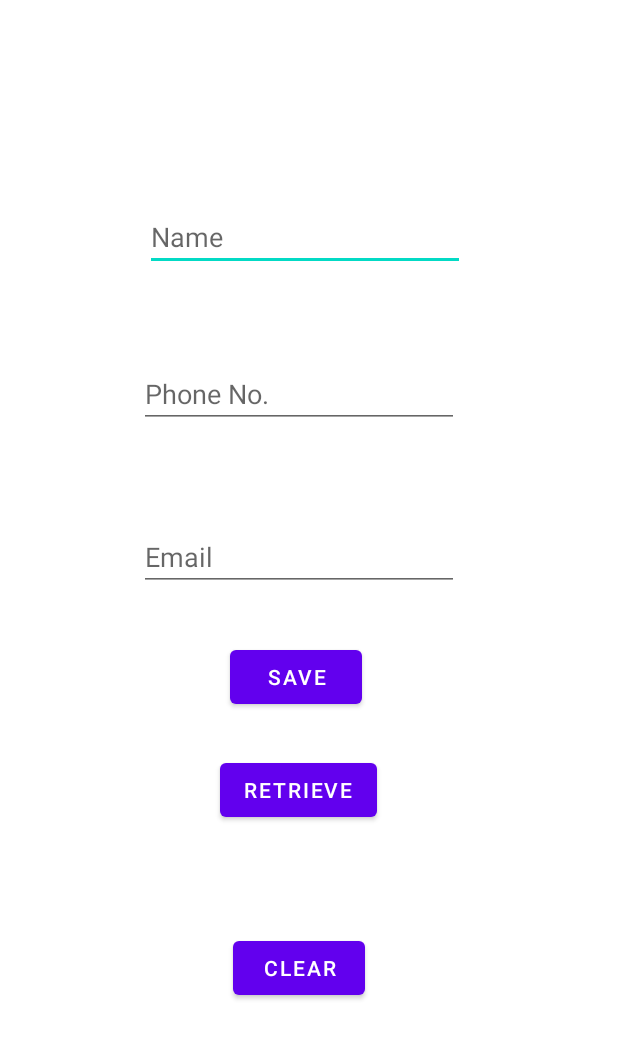
After one commit to Vijaya9418/Android, an Android app: the internal_storage screen opened directly, with no data from a screen before it, on a phone screen of 412 x 824 dp. The commit adds this screen. Shown: the top 1039 px of the screen. Run offline under Robolectric (Android 15) with nearby library versions, the phone set to English and light mode, and no system bars.

Commit message:
android class practicals done

```diff
--- /dev/null
+++ b/app/src/main/java/com/example/class_practicals/internal_storage.java
@@ -0,0 +1,87 @@
+package com.example.class_practicals;
+
+import androidx.appcompat.app.AppCompatActivity;
+
+import android.os.Bundle;
+import android.view.View;
+import android.widget.Button;
+import android.widget.TextView;
+import android.widget.Toast;
+
+import java.io.FileInputStream;
+import java.io.FileOutputStream;
+
+public class internal_storage extends AppCompatActivity {
+
+    TextView n,ph,em;
+    Button s,r,c;
+    String data;
+    private final String file="myFile";
+
+    @Override
+    protected void onCreate(Bundle savedInstanceState) {
+        super.onCreate(savedInstanceState);
+        setContentView(R.layout.activity_internal_storage);
+
+        n=findViewById(R.id.editTextTextPersonName);
+        ph=findViewById(R.id.editTextTextPersonName2);
+        em=findViewById(R.id.editTextTextPersonName3);
+        s=findViewById(R.id.button);
+        r=findViewById(R.id.button2);
+        c=findViewById(R.id.button3);
+
+        s.setOnClickListener(new View.OnClickListener() {
+            @Override
+            public void onClick(View v) {
+                data=n.getText().toString();
+                try {
+                    FileOutputStream fOut = openFileOutput(file,MODE_PRIVATE);
+                    fOut.write(data.getBytes());
+                    fOut.close();
+
+                }
+                catch(Exception e)
+                {
+                    e.printStackTrace();
+                }
+                Toast.makeText(getApplicationContext(), "Data Saved Successfully",Toast.LENGTH_LONG).show();
+            }
+        });
+
+        r.setOnClickListener(new View.OnClickListener() {
+            String s="";
+            @Override
+            public void onClick(View v) {
+                data=n.getText().toString();
+                try {
+                    FileInputStream fIn = openFileInput(file);
+                    int rd = 0;
+                    while((rd=fIn.read())!=-1){
+                        char c =(char)rd;
+                        s=s+c;
+                    }
+                    n.setText(s);
+                    fIn.close();
+                }
+                catch(Exception ae)
+                {
+                    ae.printStackTrace();
+                }
+                Toast.makeText(getApplicationContext(), "Data Retrieved Successfully",Toast.LENGTH_LONG).show();
+
+            }
+        });
+
+        c.setOnClickListener(new View.OnClickListener() {
+            String s=null;
+            @Override
+            public void onClick(View v) {
+
+                n.setText("");
+                ph.setText("");
+                em.setText("");
+            }
+        });
+
+    }
+}
--- a/app/src/main/res/layout/activity_fragment_mian.xml
+++ b/app/src/main/res/layout/activity_fragment_mian.xml
@@ -16,6 +16,7 @@
     </fragment>
 
     <fragment
+        android:layout_below="@id/f1"
         android:id="@+id/f2"
         android:layout_width="match_parent"
         android:layout_height="250dp"
--- /dev/null
+++ b/app/src/main/res/layout/activity_internal_storage.xml
@@ -0,0 +1,101 @@
+<?xml version="1.0" encoding="utf-8"?>
+<androidx.constraintlayout.widget.ConstraintLayout xmlns:android="http://schemas.android.com/apk/res/android"
+    xmlns:app="http://schemas.android.com/apk/res-auto"
+    xmlns:tools="http://schemas.android.com/tools"
+    android:layout_width="match_parent"
+    android:layout_height="match_parent"
+    tools:context=".internal_storage">
+
+    <EditText
+        android:id="@+id/editTextTextPersonName"
+        android:layout_width="wrap_content"
+        android:layout_height="wrap_content"
+        android:layout_marginStart="98dp"
+        android:layout_marginLeft="98dp"
+        android:layout_marginTop="135dp"
+        android:layout_marginEnd="103dp"
+        android:layout_marginRight="103dp"
+        android:ems="10"
+        android:hint="Name "
+        android:inputType="textPersonName"
+        app:layout_constraintEnd_toEndOf="parent"
+        app:layout_constraintStart_toStartOf="parent"
+        app:layout_constraintTop_toTopOf="parent" />
+
+    <EditText
+        android:id="@+id/editTextTextPersonName2"
+        android:layout_width="wrap_content"
+        android:layout_height="wrap_content"
+        android:layout_marginStart="94dp"
+        android:layout_marginLeft="94dp"
+        android:layout_marginTop="59dp"
+        android:layout_marginEnd="107dp"
+        android:layout_marginRight="107dp"
+        android:ems="10"
+        android:hint="Phone No."
+        android:inputType="textPersonName"
+        app:layout_constraintEnd_toEndOf="parent"
+        app:layout_constraintStart_toStartOf="parent"
+        app:layout_constraintTop_toBottomOf="@+id/editTextTextPersonName" />
+
+    <EditText
+        android:id="@+id/editTextTextPersonName3"
+        android:layout_width="wrap_content"
+        android:layout_height="wrap_content"
+        android:layout_marginStart="94dp"
+        android:layout_marginLeft="94dp"
+        android:layout_marginTop="63dp"
+        android:layout_marginEnd="107dp"
+        android:layout_marginRight="107dp"
+        android:ems="10"
+        android:hint="Email"
+        android:inputType="textPersonName"
+        app:layout_constraintEnd_toEndOf="parent"
+        app:layout_constraintStart_toStartOf="parent"
+        app:layout_constraintTop_toBottomOf="@+id/editTextTextPersonName2" />
+
+    <Button
+        android:id="@+id/button"
+        android:layout_width="wrap_content"
+        android:layout_height="wrap_content"
+        android:layout_marginStart="150dp"
+        android:layout_marginLeft="150dp"
+        android:layout_marginTop="33dp"
+        android:layout_marginEnd="168dp"
+        android:layout_marginRight="168dp"
+        android:text="Save"
+        app:layout_constraintEnd_toEndOf="parent"
+        app:layout_constraintStart_toStartOf="parent"
+        app:layout_constraintTop_toBottomOf="@+id/editTextTextPersonName3" />
+
+    <Button
+        android:id="@+id/button2"
+        android:layout_width="wrap_content"
+        android:layout_height="wrap_content"
+        android:layout_marginStart="152dp"
+        android:layout_marginLeft="152dp"
+        android:layout_marginTop="27dp"
+        android:layout_marginEnd="166dp"
+        android:layout_marginRight="166dp"
+        android:text="Retrieve"
+        app:layout_constraintEnd_toEndOf="parent"
+        app:layout_constraintStart_toStartOf="parent"
+        app:layout_constraintTop_toBottomOf="@+id/button" />
+
+    <Button
+        android:id="@+id/button3"
+        android:layout_width="wrap_content"
+        android:layout_height="wrap_content"
+        android:layout_marginStart="152dp"
+        android:layout_marginLeft="152dp"
+        android:layout_marginTop="25dp"
+        android:layout_marginEnd="166dp"
+        android:layout_marginRight="166dp"
+        android:layout_marginBottom="110dp"
+        android:text="Clear"
+        app:layout_constraintBottom_toBottomOf="parent"
+        app:layout_constraintEnd_toEndOf="parent"
+        app:layout_constraintStart_toStartOf="parent"
+        app:layout_constraintTop_toBottomOf="@+id/button2" />
+
+</androidx.constraintlayout.widget.ConstraintLayout>
```
Also changed, not shown: app/src/main/AndroidManifest.xml (+11 -5 lines), app/src/main/java/com/example/class_practicals/external2.java (added, +33 -0 lines), app/src/main/java/com/example/class_practicals/external_storage.java (added, +92 -0 lines), app/src/main/res/layout/activity_external2.xml (added, +44 -0 lines), app/src/main/res/layout/activity_external_storage.xml (added, +45 -0 lines).
